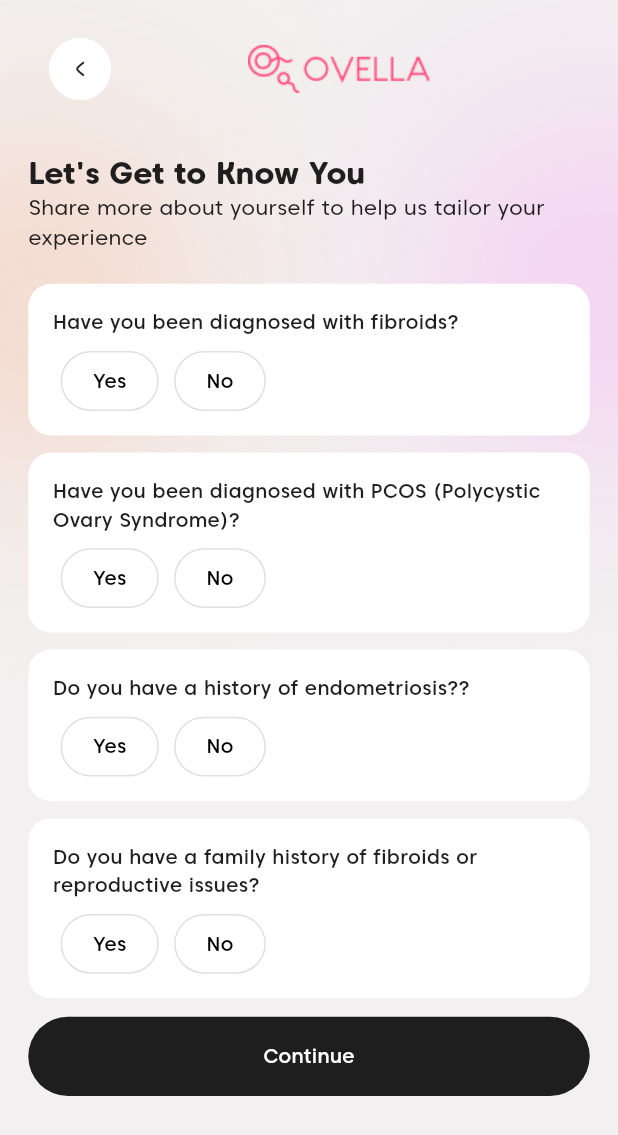
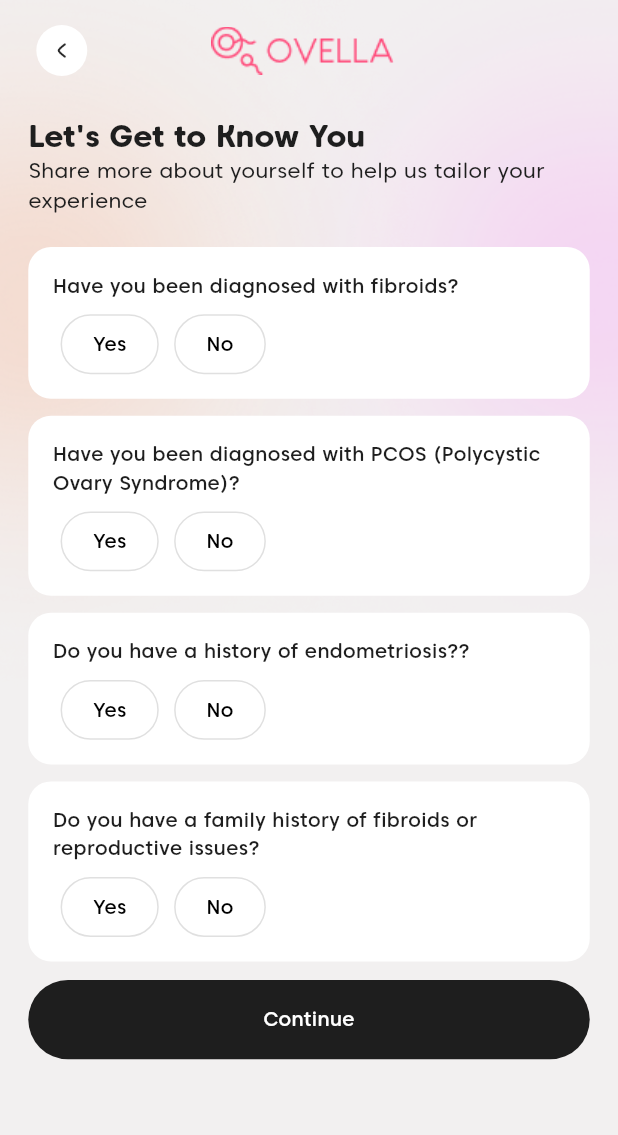
Before and after one commit to salmanbashar1009/ovella_period_tracker_app, a Flutter app: the CommonHealthConcernsScreen screen opened by its route, on a phone screen of 412 x 824 dp. Shown: the top 1135 px of the screen. Run offline on Flutter 3.47's test engine with Material 3 defaults, Android fonts, the phone set to English and light mode, and no system bars; our stand-ins replace animated_text_kit, carousel_slider, dots_indicator, flutter_keyboard_visibility, flutter_screenutil, hive and 3 more; accounts and stored records are empty; generated files the repository leaves out were written again.

```diff
--- a/lib/constant/padding.dart
+++ b/lib/constant/padding.dart
@@ -6,5 +6,6 @@ class AppPadding{
   static EdgeInsets screenPadding = EdgeInsets.symmetric(horizontal: 20.w,vertical: 20.h);
   static EdgeInsets screenHorizontalPadding = EdgeInsets.symmetric(horizontal: 20.w,);
   static EdgeInsets screenVerticalPadding = EdgeInsets.symmetric(vertical: 20.h,);
-  static EdgeInsets iconPadding = EdgeInsets.all(14.r);
+  static EdgeInsets iconPadding = EdgeInsets.all(10.r);
+  static EdgeInsets iconContainerMargin = EdgeInsets.all(5.r);
 }
--- a/lib/utility/utils.dart
+++ b/lib/utility/utils.dart
@@ -14,7 +14,7 @@ class Utils {
       onTap: () => Navigator.pop(context),
       child: Container(
         padding: AppPadding.iconPadding,
-        margin: AppPadding.iconPadding,
+        margin: AppPadding.iconContainerMargin,
         decoration: BoxDecoration(shape: BoxShape.circle, color: Colors.white),
         child: Image.asset(
             AppImages.backArrowIcon,
@@ -27,10 +27,10 @@ class Utils {
   }
 
   /// Circle Container for icon
-  static Widget circleContainer({Icon? icon, String? imagePath}) {
+  static Widget circleContainer({Icon? icon, String? imagePath, EdgeInsets? margin}) {
     return Container(
       padding: AppPadding.iconPadding,
-      margin: AppPadding.iconPadding,
+      margin:margin ?? AppPadding.iconContainerMargin,
       decoration: const BoxDecoration(
         shape: BoxShape.circle,
         color: Colors.white,
```
